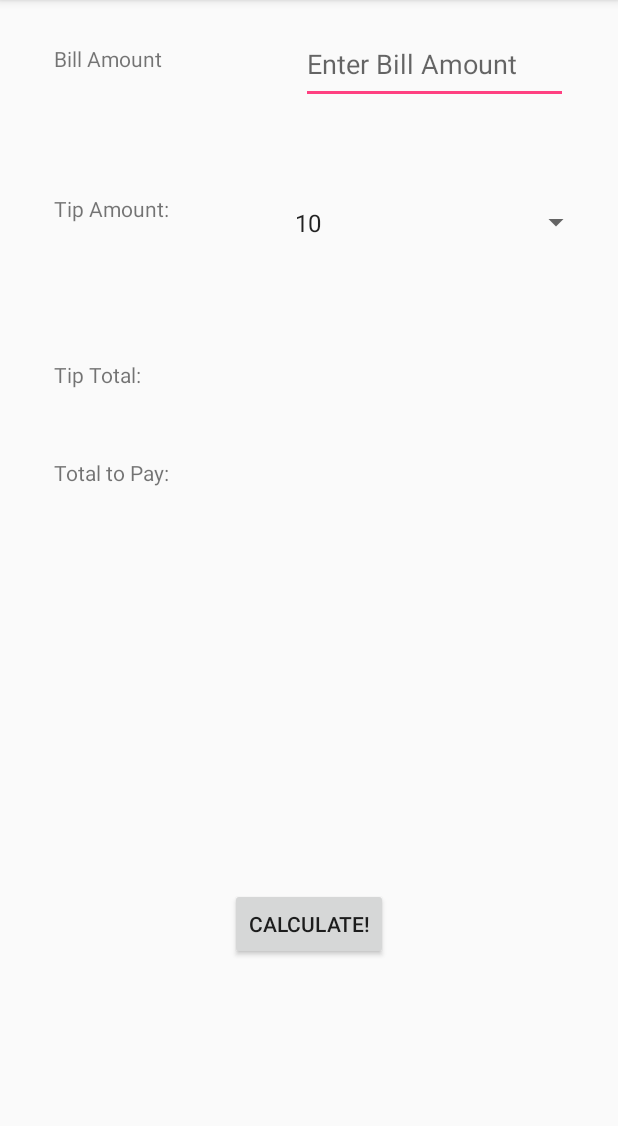
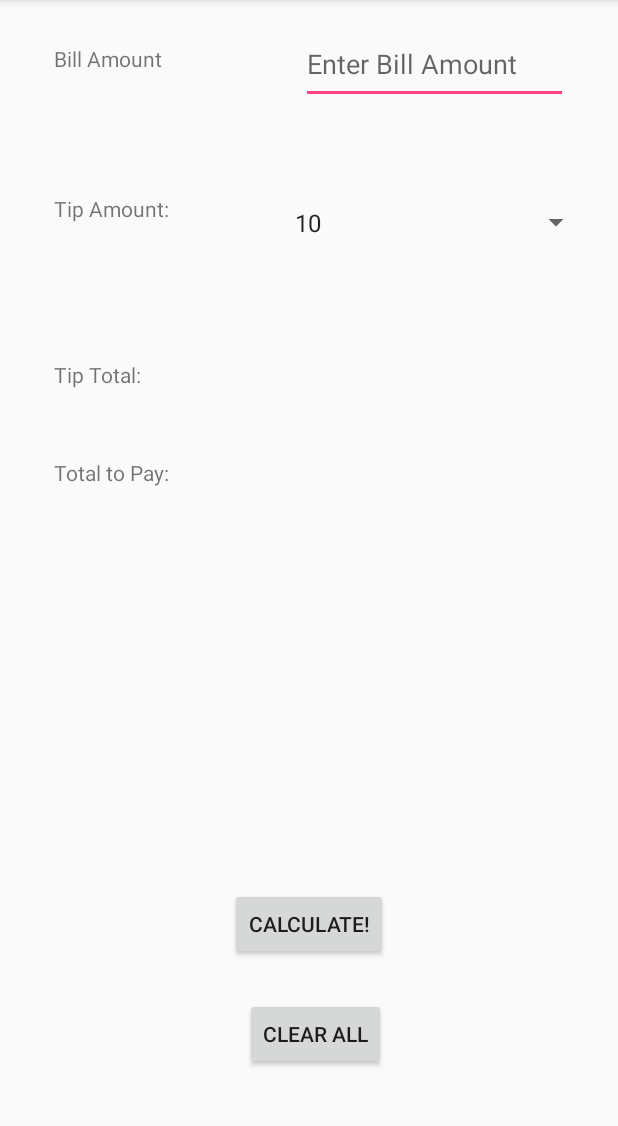
Before and after one commit to gness1804/android-tip-calc, an Android app: the screen it shows after launch (MainActivity), after a tap on "CALCULATE!", on a phone screen of 412 x 824 dp, the part 84-1210 px from its top. Run offline under Robolectric (Android 15) with nearby library versions, the phone set to English and light mode, and no system bars.

Commit message:
Clear all works

```diff
--- a/app/src/main/java/com/example/grahamnessler/tipcalculator/MainActivity.java
+++ b/app/src/main/java/com/example/grahamnessler/tipcalculator/MainActivity.java
@@ -28,33 +28,6 @@ public class MainActivity extends AppCompatActivity implements AdapterView.OnIte
         createSpinner();
     }
 
-    public void createSpinner () {
-        spinner = (Spinner) findViewById(R.id.tipPercentDropdown);
-        ArrayAdapter<CharSequence> adapter = ArrayAdapter.createFromResource(this,
-                R.array.choices_list, android.R.layout.simple_spinner_item);
-        adapter.setDropDownViewResource(android.R.layout.simple_spinner_dropdown_item);
-        spinner.setAdapter(adapter);
-        spinner.setOnItemSelectedListener(this);
-    }
-
-    public void onItemSelected(AdapterView<?> parent, View view,
-                               int pos, long id) {
-        String choice = choices[pos];
-        tipPercent = Integer.parseInt(choice) * 0.01;
-    }
-
-    public void onNothingSelected(AdapterView<?> parent) {
-
-    }
-
-    void throwEmptyFieldError () {
-        Context context = getApplicationContext();
-        CharSequence text = "Oops! You must fill in all fields!";
-        int duration = Toast.LENGTH_SHORT;
-
-        Toast.makeText(context, text, duration).show();
-    }
-
     public void calculateTip (View view) {
         EditText amt = (EditText) findViewById(R.id.billAmountInput);
         TextView total = (TextView) findViewById(R.id.tipTotalOutput);
@@ -75,4 +48,41 @@ public class MainActivity extends AppCompatActivity implements AdapterView.OnIte
         }
 
     }
+
+    public void createSpinner () {
+        spinner = (Spinner) findViewById(R.id.tipPercentDropdown);
+        ArrayAdapter<CharSequence> adapter = ArrayAdapter.createFromResource(this,
+                R.array.choices_list, android.R.layout.simple_spinner_item);
+        adapter.setDropDownViewResource(android.R.layout.simple_spinner_dropdown_item);
+        spinner.setAdapter(adapter);
+        spinner.setOnItemSelectedListener(this);
+    }
+
+    public void onItemSelected(AdapterView<?> parent, View view,
+                               int pos, long id) {
+        String choice = choices[pos];
+        tipPercent = Integer.parseInt(choice) * 0.01;
+    }
+
+    public void onNothingSelected(AdapterView<?> parent) {
+
+    }
+
+    public void resetAllFields (View view) {
+        EditText amt = (EditText) findViewById(R.id.billAmountInput);
+        TextView total = (TextView) findViewById(R.id.tipTotalOutput);
+        TextView billTotal = (TextView) findViewById(R.id.totalBillOutput);
+        amt.setText("");
+        total.setText("");
+        billTotal.setText("");
+    }
+
+    void throwEmptyFieldError () {
+        Context context = getApplicationContext();
+        CharSequence text = "Oops! You must fill in all fields!";
+        int duration = Toast.LENGTH_SHORT;
+
+        Toast.makeText(context, text, duration).show();
+    }
+
 }
--- a/app/src/main/res/layout/activity_main.xml
+++ b/app/src/main/res/layout/activity_main.xml
@@ -117,4 +117,17 @@
         app:layout_constraintLeft_toLeftOf="parent"
         app:layout_constraintRight_toRightOf="parent" />
 
+    <Button
+        android:id="@+id/clearButton"
+        android:layout_width="wrap_content"
+        android:layout_height="wrap_content"
+        android:layout_marginLeft="8dp"
+        android:layout_marginTop="25dp"
+        android:onClick="resetAllFields"
+        android:text="@string/clear_button"
+        app:layout_constraintHorizontal_bias="0.501"
+        app:layout_constraintLeft_toLeftOf="parent"
+        app:layout_constraintRight_toRightOf="parent"
+        app:layout_constraintTop_toBottomOf="@+id/mainButton" />
+
 </android.support.constraint.ConstraintLayout>
--- a/app/src/main/res/values/strings.xml
+++ b/app/src/main/res/values/strings.xml
@@ -6,6 +6,7 @@
     <string name="tip_total_text">Tip Total:</string>
     <string name="calculate">Calculate!</string>
     <string name="total_to_pay">Total to Pay:</string>
+    <string name="clear_button">Clear All</string>
     <string-array name="choices_list">
         <item>10</item>
         <item>15</item>
```
